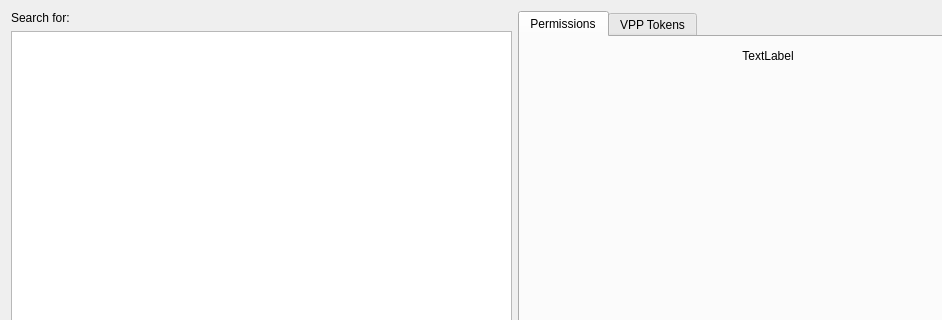
Old version of the form FWAdminLib/CheckLdapUserPermissionsWidget.ui in the repository fw-dev/translations; both pictures show x 0 to 942 and y 0 to 320 of the 1029 by 630 pixel window.
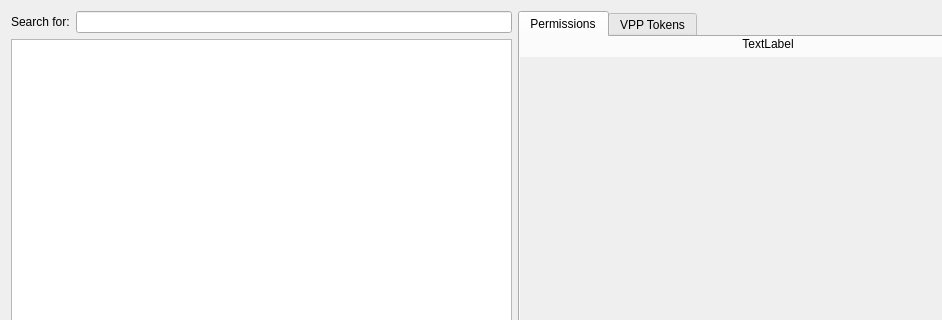
New version of the form. Custom widgets are drawn as their Qt base class.

Diff of the .ui file:
```diff
--- a/FWAdminLib/CheckLdapUserPermissionsWidget.ui
+++ b/FWAdminLib/CheckLdapUserPermissionsWidget.ui
@@ -26,7 +26,7 @@
         </widget>
        </item>
        <item>
-        <widget class="SearchLineEdit" name="searchWidget" native="true">
+        <widget class="SearchLineEdit" name="searchWidget">
          <property name="sizePolicy">
           <sizepolicy hsizetype="Expanding" vsizetype="Preferred">
            <horstretch>0</horstretch>
@@ -94,7 +94,7 @@
         <number>0</number>
        </property>
        <property name="topMargin">
-        <number>12</number>
+        <number>0</number>
        </property>
        <property name="rightMargin">
         <number>0</number>
@@ -119,13 +119,50 @@
         </widget>
        </item>
        <item>
-        <widget class="AdminPermissionsWidget" name="permissionsWidget" native="true">
-         <property name="sizePolicy">
-          <sizepolicy hsizetype="Preferred" vsizetype="Expanding">
-           <horstretch>0</horstretch>
-           <verstretch>0</verstretch>
-          </sizepolicy>
+        <widget class="QScrollArea" name="scrollArea">
+         <property name="frameShape">
+          <enum>QFrame::NoFrame</enum>
          </property>
+         <property name="frameShadow">
+          <enum>QFrame::Plain</enum>
+         </property>
+         <property name="lineWidth">
+          <number>0</number>
+         </property>
+         <property name="horizontalScrollBarPolicy">
+          <enum>Qt::ScrollBarAlwaysOff</enum>
+         </property>
+         <property name="widgetResizable">
+          <bool>true</bool>
+         </property>
+         <widget class="QWidget" name="scrollAreaWidgetContents_3">
+          <property name="geometry">
+           <rect>
+            <x>0</x>
+            <y>0</y>
+            <width>481</width>
+            <height>557</height>
+           </rect>
+          </property>
+          <layout class="QVBoxLayout" name="verticalLayout_4">
+           <item>
+            <widget class="AdminPermissionsWidget" name="permissionsWidget" native="true"/>
+           </item>
+           <item>
+            <spacer name="verticalSpacer_2">
+             <property name="orientation">
+              <enum>Qt::Vertical</enum>
+             </property>
+             <property name="sizeHint" stdset="0">
+              <size>
+               <width>20</width>
+               <height>1</height>
+              </size>
+             </property>
+            </spacer>
+           </item>
+          </layout>
+         </widget>
         </widget>
        </item>
       </layout>
@@ -171,6 +208,17 @@
   </layout>
  </widget>
  <customwidgets>
+  <customwidget>
+   <class>StyledTreeView</class>
+   <extends>QTreeView</extends>
+   <header>FileWaveGuiLib/styledviews/styledtreeview.h</header>
+  </customwidget>
+  <customwidget>
+   <class>SearchLineEdit</class>
+   <extends>QLineEdit</extends>
+   <header>FileWaveGuiLib/searchlineedit/searchlineedit.h</header>
+   <container>1</container>
+  </customwidget>
   <customwidget>
    <class>AdminPermissionsWidget</class>
    <extends>QWidget</extends>
@@ -183,17 +231,6 @@
    <header>FWAdminLib/AdminVppTokensAccessWidget.h</header>
    <container>1</container>
   </customwidget>
-  <customwidget>
-   <class>SearchLineEdit</class>
-   <extends>QWidget</extends>
-   <header>FileWaveGuiLib/searchlineedit/searchlineedit.h</header>
-   <container>1</container>
-  </customwidget>
-  <customwidget>
-   <class>StyledTreeView</class>
-   <extends>QTreeView</extends>
-   <header>FileWaveGuiLib/styledviews/styledtreeview.h</header>
-  </customwidget>
  </customwidgets>
  <resources/>
  <connections/>
```
Left out of the diff: 2 changed lines with no effect on the pictures.
